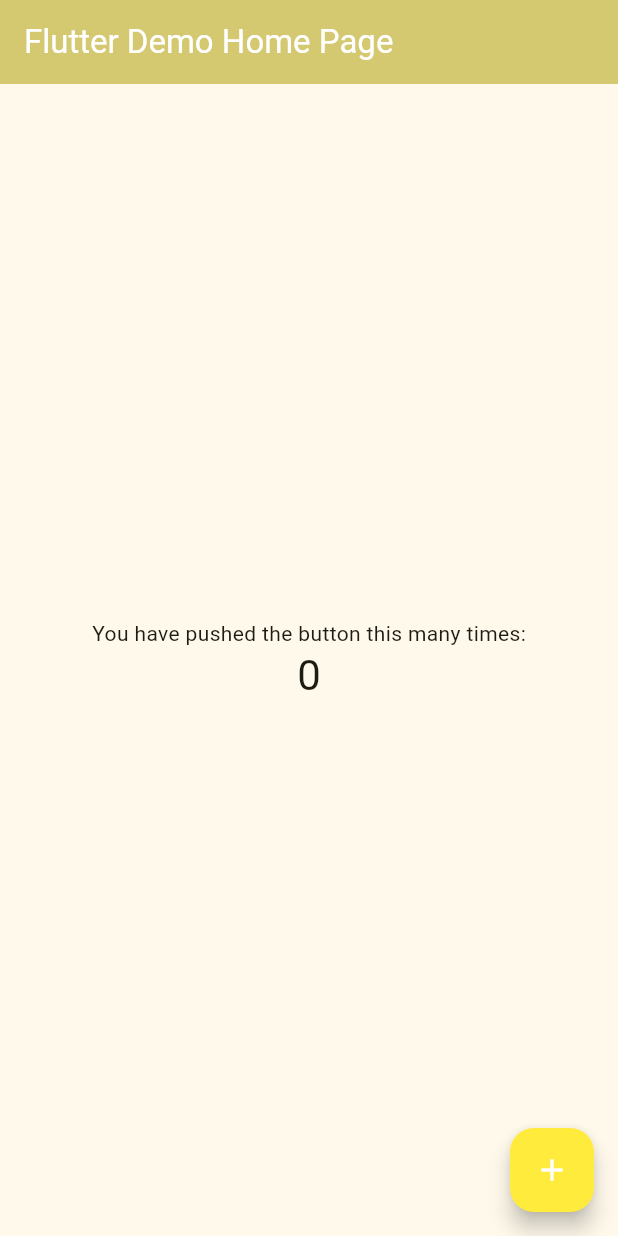
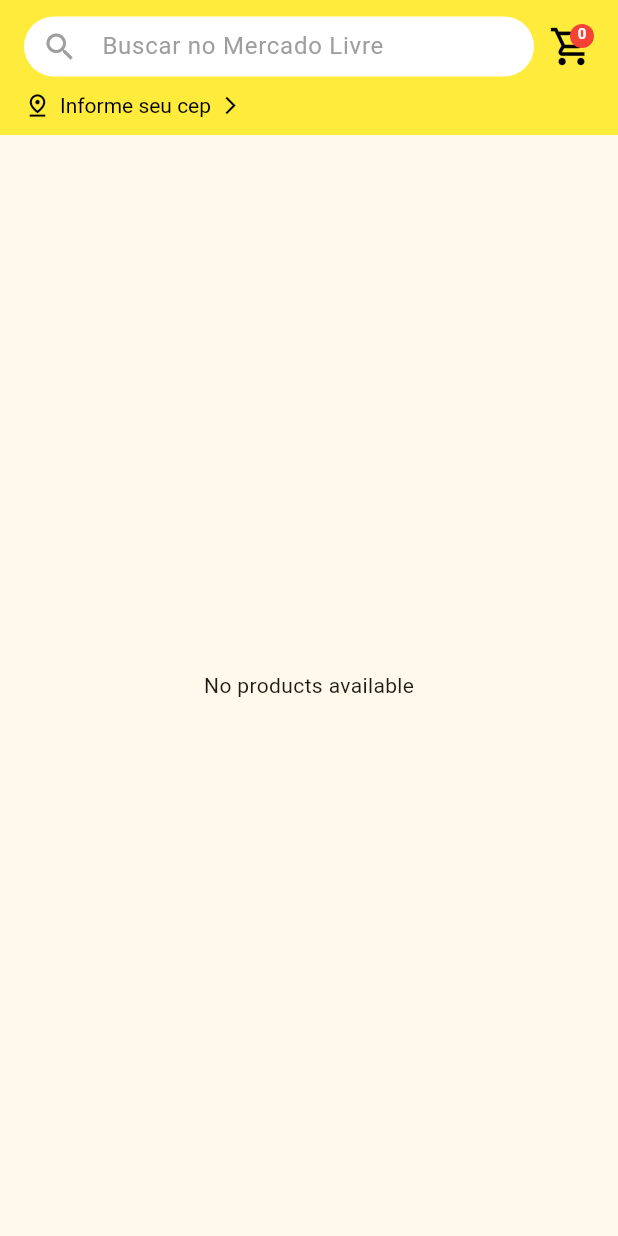
Before and after one commit to Leokrindges/mobx_clone_mercado_livre, a Flutter app: the screen it shows after launch, on a phone screen of 412 x 824 dp. Run offline on Flutter 3.47's test engine with Material 3 defaults, Android fonts, the phone set to English and light mode, and no system bars.

Commit message:
feat: add ui appBar

```diff
--- a/lib/main.dart
+++ b/lib/main.dart
@@ -1,4 +1,5 @@
 import 'package:flutter/material.dart';
+import 'package:mobx_clone_mercado_livre/pages/list_products.dart';
 
 void main() {
   runApp(const MyApp());
@@ -28,84 +29,8 @@
           ),
         ),
       ),
-      home: const MyHomePage(title: 'Flutter Demo Home Page'),
+      home: const ListProducts(),
+      debugShowCheckedModeBanner: false,
     );
   }
 }
-
-class MyHomePage extends StatefulWidget {
-  const MyHomePage({super.key, required this.title});
-
-  final String title;
-
-  @override
-  State<MyHomePage> createState() => _MyHomePageState();
-}
-
-class _MyHomePageState extends State<MyHomePage> {
-  int _counter = 0;
-
-  void _incrementCounter() {
-    setState(() {
-      // This call to setState tells the Flutter framework that something has
-      // changed in this State, which causes it to rerun the build method below
-      // so that the display can reflect the updated values. If we changed
-      // _counter without calling setState(), then the build method would not be
-      // called again, and so nothing would appear to happen.
-      _counter++;
-    });
-  }
-
-  @override
-  Widget build(BuildContext context) {
-    // This method is rerun every time setState is called, for instance as done
-    // by the _incrementCounter method above.
-    //
-    // The Flutter framework has been optimized to make rerunning build methods
-    // fast, so that you can just rebuild anything that needs updating rather
-    // than having to individually change instances of widgets.
-    return Scaffold(
-      appBar: AppBar(
-        // TRY THIS: Try changing the color here to a specific color (to
-        // Colors.amber, perhaps?) and trigger a hot reload to see the AppBar
-        // change color while the other colors stay the same.
-        backgroundColor: Theme.of(context).colorScheme.inversePrimary,
-        // Here we take the value from the MyHomePage object that was created by
-        // the App.build method, and use it to set our appbar title.
-        title: Text(widget.title),
-      ),
-      body: Center(
-        // Center is a layout widget. It takes a single child and positions it
-        // in the middle of the parent.
-        child: Column(
-          // Column is also a layout widget. It takes a list of children and
-          // arranges them vertically. By default, it sizes itself to fit its
-          // children horizontally, and tries to be as tall as its parent.
-          //
-          // Column has various properties to control how it sizes itself and
-          // how it positions its children. Here we use mainAxisAlignment to
-          // center the children vertically; the main axis here is the vertical
-          // axis because Columns are vertical (the cross axis would be
-          // horizontal).
-          //
-          // TRY THIS: Invoke "debug painting" (choose the "Toggle Debug Paint"
-          // action in the IDE, or press "p" in the console), to see the
-          // wireframe for each widget.
-          mainAxisAlignment: MainAxisAlignment.center,
-          children: <Widget>[
-            const Text('You have pushed the button this many times:'),
-            Text(
-              '$_counter',
-              style: Theme.of(context).textTheme.headlineMedium,
-            ),
-          ],
-        ),
-      ),
-      floatingActionButton: FloatingActionButton(
-        onPressed: _incrementCounter,
-        tooltip: 'Increment',
-        child: const Icon(Icons.add),
-      ), // This trailing comma makes auto-formatting nicer for build methods.
-    );
-  }
-}
--- /dev/null
+++ b/lib/pages/list_products.dart
@@ -0,0 +1,33 @@
+import 'package:flutter/material.dart';
+import 'package:mobx_clone_mercado_livre/widgets/search_input_widget.dart';
+import 'package:mobx_clone_mercado_livre/widgets/cart_icon_with_badge.dart';
+import 'package:mobx_clone_mercado_livre/widgets/cep_info_row.dart';
+
+class ListProducts extends StatelessWidget {
+  const ListProducts({super.key});
+
+  @override
+  Widget build(BuildContext context) {
+    int cartItemCount = 0;
+    return Scaffold(
+      appBar: AppBar(
+        toolbarHeight: 90,
+        title: Column(
+          crossAxisAlignment: CrossAxisAlignment.start,
+          children: [
+            Row(
+              children: [
+                Expanded(child: SearchInputWidget()),
+                SizedBox(width: 10),
+                CartIconWithBadge(itemCount: cartItemCount),
+              ],
+            ),
+            SizedBox(height: 10),
+            CepInfoRow(),
+          ],
+        ),
+      ),
+      body: Center(child: Text('No products available')),
+    );
+  }
+}
--- /dev/null
+++ b/lib/widgets/cart_icon_with_badge.dart
@@ -0,0 +1,35 @@
+import 'package:flutter/material.dart';
+
+class CartIconWithBadge extends StatelessWidget {
+  final int itemCount;
+  const CartIconWithBadge({super.key, required this.itemCount});
+
+  @override
+  Widget build(BuildContext context) {
+    return Stack(
+      children: [
+        Icon(Icons.shopping_cart_outlined, color: Colors.black, size: 30),
+        Positioned(
+          top: 0,
+          right: 0,
+          child: Container(
+            decoration: BoxDecoration(
+              color: Colors.red,
+              borderRadius: BorderRadius.circular(10),
+            ),
+            constraints: BoxConstraints(minWidth: 16, minHeight: 16),
+            child: Text(
+              '$itemCount',
+              style: TextStyle(
+                color: Colors.white,
+                fontSize: 10,
+                fontWeight: FontWeight.bold,
+              ),
+              textAlign: TextAlign.center,
+            ),
+          ),
+        ),
+      ],
+    );
+  }
+}
--- /dev/null
+++ b/lib/widgets/cep_info_row.dart
@@ -0,0 +1,22 @@
+import 'package:flutter/material.dart';
+
+class CepInfoRow extends StatelessWidget {
+  const CepInfoRow({super.key});
+
+  @override
+  Widget build(BuildContext context) {
+    return Row(
+      mainAxisSize: MainAxisSize.min,
+      children: [
+        Icon(Icons.pin_drop_outlined, color: Colors.black, size: 18),
+        SizedBox(width: 6),
+        Text(
+          'Informe seu cep',
+          style: TextStyle(color: Colors.black, fontSize: 14),
+        ),
+        SizedBox(width: 6),
+        Icon(Icons.arrow_forward_ios, color: Colors.black, size: 14),
+      ],
+    );
+  }
+}
--- /dev/null
+++ b/lib/widgets/search_input_widget.dart
@@ -0,0 +1,26 @@
+import 'package:flutter/material.dart';
+
+class SearchInputWidget extends StatelessWidget {
+  const SearchInputWidget({super.key});
+
+  @override
+  Widget build(BuildContext context) {
+    return SizedBox(
+      height: 40,
+      child: TextField(
+        decoration: InputDecoration(
+          border: OutlineInputBorder(
+            borderRadius: BorderRadius.circular(30),
+            borderSide: BorderSide.none,
+          ),
+          hintText: 'Buscar no Mercado Livre',
+          hintStyle: TextStyle(color: Colors.grey),
+          prefixIcon: Icon(Icons.search, color: Colors.grey),
+          filled: true,
+          fillColor: Colors.white,
+          contentPadding: EdgeInsets.symmetric(vertical: 2, horizontal: 16),
+        ),
+      ),
+    );
+  }
+}
--- a/pubspec.yaml
+++ b/pubspec.yaml
@@ -58,9 +58,8 @@
   uses-material-design: true
 
   # To add assets to your application, add an assets section, like this:
-  # assets:
-  #   - images/a_dot_burr.jpeg
-  #   - images/a_dot_ham.jpeg
+  assets:
+    - assets/images/
 
   # An image asset can refer to one or more resolution-specific "variants", see
   # https://flutter.dev/to/resolution-aware-images
```
Also changed, not shown: assets/images/empty_cart.png (added), assets/images/iphone.png (added).
